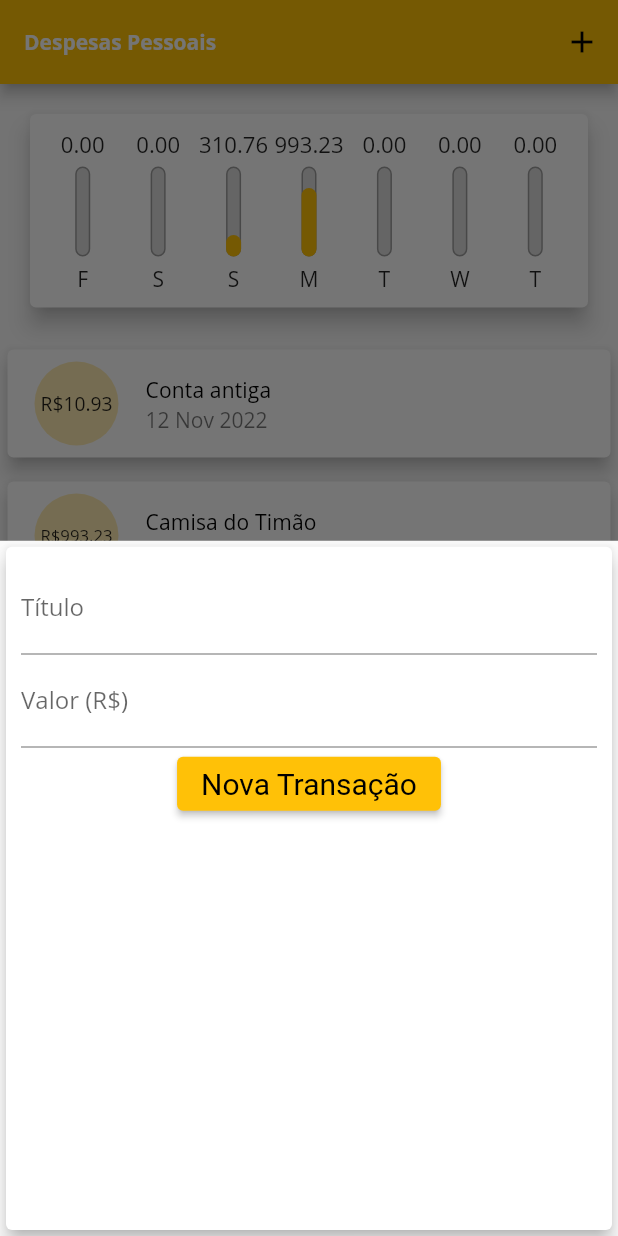
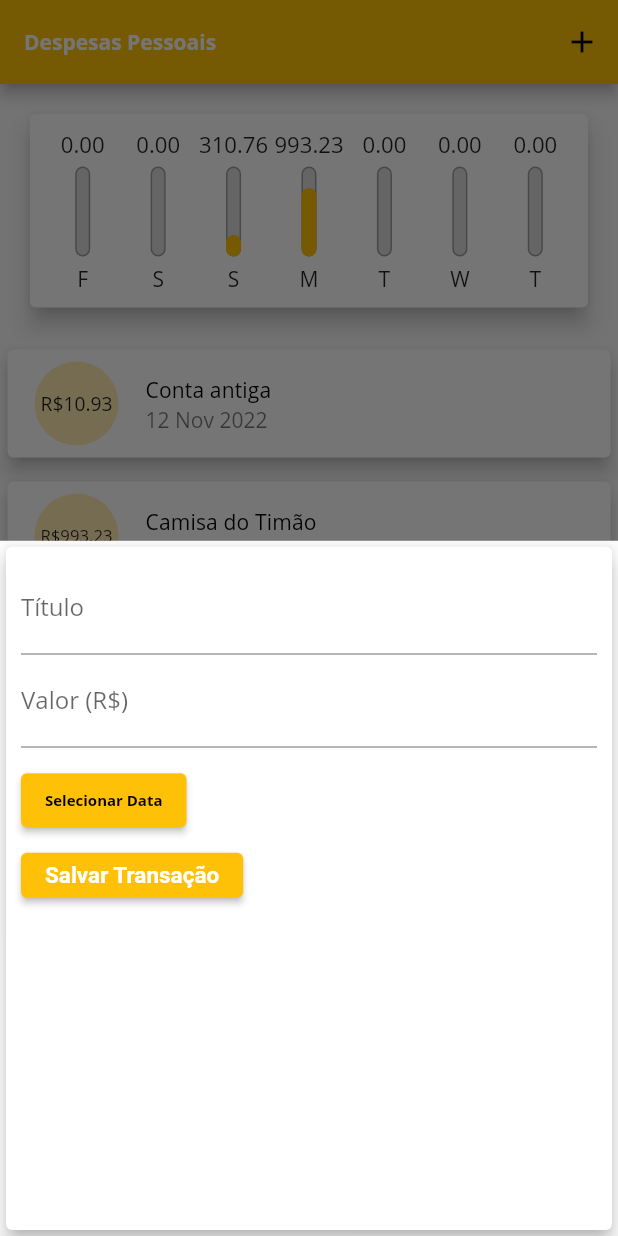
Before and after one commit to marcofontel/FlutterProject, a Flutter app: the screen it shows after launch, after a tap on the "add" icon, on a phone screen of 412 x 824 dp. Run offline on Flutter 3.47's test engine with Material 2 defaults, Android fonts, the phone set to English and light mode, and no system bars; missing offline and left inert: dart:ffi.

Commit message:
Ajustando estilo do formulario

```diff
--- a/despesas/lib/components/transaction_form.dart
+++ b/despesas/lib/components/transaction_form.dart
@@ -50,15 +50,46 @@ class _TransactionFormState extends State<TransactionForm> {
                 labelText: 'Valor (R\$)',
               ),
             ),
-            Row(
-              mainAxisAlignment: MainAxisAlignment.center,
+            Container(
+              height: 70,
+              child: Row(
+                mainAxisAlignment: MainAxisAlignment.start,
+                children: <Widget>[
+                  Text(
+                    '',
+                  ),
+                  ElevatedButton(
+                    onPressed: () {},
+                    child: Text(
+                      'Selecionar Data',
+                      style: TextStyle(
+                        fontSize: 10,
+                        fontWeight: FontWeight.bold,
+                      ),
+                    ),
+                  ),
+                ],
+              ),
+            ),
+            Container(
+              height: 30,
+              child: Row(
+                mainAxisAlignment: MainAxisAlignment.start,
                 children: [
                   ElevatedButton(
                     style: styleElevatedButton,
                     onPressed: _onPress,
-                  child: Text('Nova Transação'),
+                    child: Text(
+                      'Salvar Transação',
+                      style: TextStyle(
+                        fontSize: 15,
+                        fontWeight: FontWeight.bold,
+                        color: Theme.of(context).cardColor,
+                      ),
+                    ),
                   ),
                 ],
+              ),
             )
           ],
         ),
```
Lines whose indentation alone changed are shown as unchanged.
